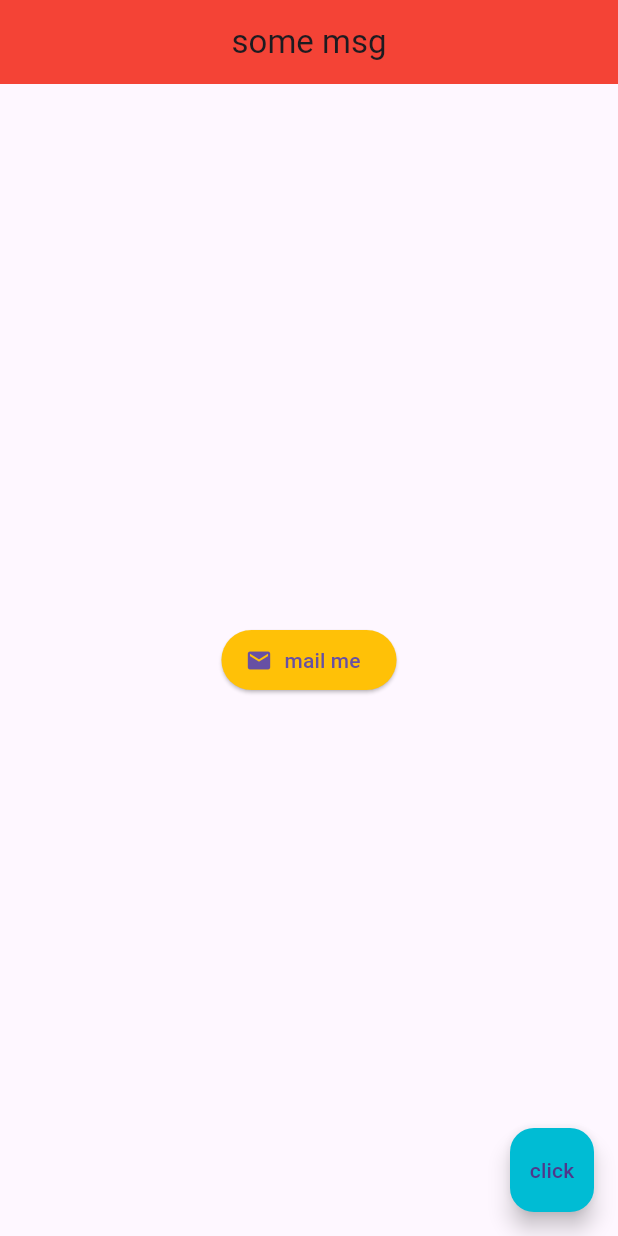
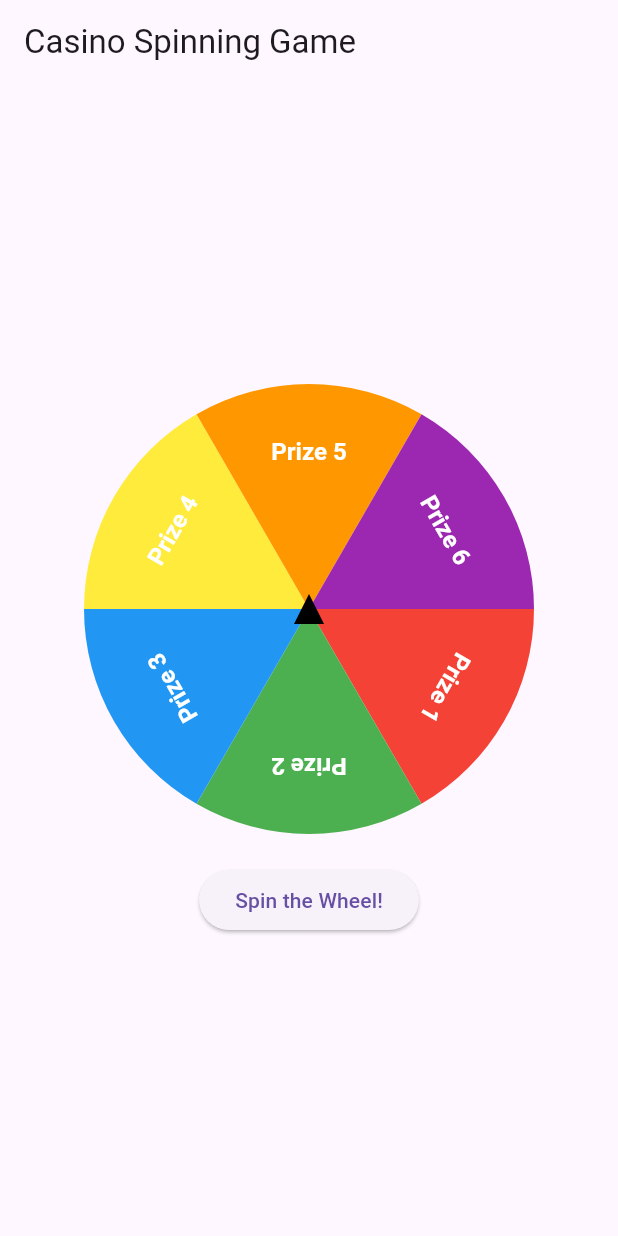
Before and after one commit to Prajwalgautam/SomeBooks, a Flutter app: the screen it shows after launch, on a phone screen of 412 x 824 dp. Run offline on Flutter 3.47's test engine with Material 3 defaults, Android fonts, the phone set to English and light mode, and no system bars.

Commit message:
casino game in flutter

```diff
--- a/lib/main.dart
+++ b/lib/main.dart
@@ -1,40 +1,228 @@
 import 'package:flutter/material.dart';
+import 'dart:math';
 
 void main() {
-  runApp(MaterialApp(
-    home: Home()
+  runApp(SpinningGame());
+}
 
-  ));
-}
-class Home extends StatelessWidget {
-  const Home({super.key});
-
+class SpinningGame extends StatelessWidget {
   @override
   Widget build(BuildContext context) {
-    return Scaffold(
-      appBar: AppBar(
-        title: Text('some msg'),
-        centerTitle: true,
-        backgroundColor: Colors.red,
-      ),
-      body: Center(
-        // child: Icon(
-        //   Icons.airport_shuttle
-        // )
-        child: ElevatedButton.icon(
-            onPressed: (){},
-            icon: Icon(Icons.mail),
-            label: Text("mail me"),
-            style: ElevatedButton.styleFrom(
-              backgroundColor : Colors.amber,
-            )
-        )
-      ),
-      floatingActionButton: FloatingActionButton(
-        onPressed: (){},
-        child: Text('click'),
-        backgroundColor: Colors.cyan,
+    return MaterialApp(
+      home: Scaffold(
+        appBar: AppBar(
+          title: Text('Casino Spinning Game'),
+        ),
+        body: SpinningWheel(),
       ),
     );
   }
 }
+
+class SpinningWheel extends StatefulWidget {
+  @override
+  _SpinningWheelState createState() => _SpinningWheelState();
+}
+
+class _SpinningWheelState extends State<SpinningWheel>
+    with SingleTickerProviderStateMixin {
+  late AnimationController _controller;
+  late Animation<double> _animation;
+  final List<String> prizes = [
+    'Prize 1',
+    'Prize 2',
+    'Prize 3',
+    'Prize 4',
+    'Prize 5',
+    'Prize 6'
+  ];
+  int selectedPrizeIndex = 0;
+
+  @override
+  void initState() {
+    super.initState();
+    _controller = AnimationController(
+      vsync: this,
+      duration: Duration(seconds: 5),
+    );
+
+    _animation = Tween<double>(begin: 0, end: 0).animate(
+      CurvedAnimation(
+        parent: _controller,
+        curve: Curves.fastLinearToSlowEaseIn,
+      ),
+    )..addListener(() {
+      setState(() {});
+    });
+
+    _controller.addStatusListener((status) {
+      if (status == AnimationStatus.completed) {
+        _showPrizeDialog(prizes[selectedPrizeIndex]);
+      }
+    });
+  }
+
+  void _spinWheel() {
+    setState(() {
+      selectedPrizeIndex = Random().nextInt(prizes.length);
+      double targetAngle = 2 * pi * 5 + // Spin around multiple times
+          (2 * pi * selectedPrizeIndex / prizes.length);
+
+      _controller.reset();
+      _animation = Tween<double>(
+        begin: _animation.value,
+        end: targetAngle,
+      ).animate(
+        CurvedAnimation(parent: _controller, curve: Curves.easeOut),
+      );
+
+      _controller.forward();
+    });
+  }
+
+  void _showPrizeDialog(String prize) {
+    showDialog(
+      context: context,
+      builder: (_) => AlertDialog(
+        title: Text("Congratulations!"),
+        content: Text("You won $prize!"),
+        actions: [
+          TextButton(
+            onPressed: () {
+              Navigator.of(context).pop();
+            },
+            child: Text("OK"),
+          ),
+        ],
+      ),
+    );
+  }
+
+  @override
+  void dispose() {
+    _controller.dispose();
+    super.dispose();
+  }
+
+  @override
+  Widget build(BuildContext context) {
+    return Center(
+      child: Column(
+        mainAxisAlignment: MainAxisAlignment.center,
+        children: [
+          Stack(
+            alignment: Alignment.center,
+            children: [
+              Transform.rotate(
+                angle: _animation.value,
+                child: CustomPaint(
+                  size: Size(300, 300),
+                  painter: WheelPainter(prizes),
+                ),
+              ),
+              Positioned(
+                child: CustomPaint(
+                  size: Size(20, 20),
+                  painter: TrianglePainter(color: Colors.black),
+                ),
+              ),
+            ],
+          ),
+          SizedBox(height: 20),
+          ElevatedButton(
+            onPressed: _spinWheel,
+            child: Text('Spin the Wheel!'),
+          ),
+        ],
+      ),
+    );
+  }
+}
+
+class WheelPainter extends CustomPainter {
+  final List<String> prizes;
+
+  WheelPainter(this.prizes);
+
+  @override
+  void paint(Canvas canvas, Size size) {
+    final paint = Paint()..style = PaintingStyle.fill;
+    final textPainter = TextPainter(
+      textAlign: TextAlign.center,
+      textDirection: TextDirection.ltr,
+    );
+    final double sweepAngle = 2 * pi / prizes.length;
+    final double radius = size.width / 2;
+
+    final List<Color> segmentColors = [
+      Colors.red,
+      Colors.green,
+      Colors.blue,
+      Colors.yellow,
+      Colors.orange,
+      Colors.purple,
+    ];
+
+    for (int i = 0; i < prizes.length; i++) {
+      paint.color = segmentColors[i % segmentColors.length];
+      canvas.drawArc(
+        Rect.fromCircle(center: Offset(radius, radius), radius: radius),
+        i * sweepAngle,
+        sweepAngle,
+        true,
+        paint,
+      );
+
+      final textSpan = TextSpan(
+        text: prizes[i],
+        style: TextStyle(
+          color: Colors.white,
+          fontSize: 16,
+          fontWeight: FontWeight.bold,
+        ),
+      );
+      textPainter.text = textSpan;
+      textPainter.layout();
+
+      final angle = i * sweepAngle + sweepAngle / 2;
+      final textOffset = Offset(
+        radius + radius * 0.7 * cos(angle),
+        radius + radius * 0.7 * sin(angle),
+      );
+
+      canvas.save();
+      canvas.translate(textOffset.dx, textOffset.dy);
+      canvas.rotate(angle + pi / 2);
+      textPainter.paint(
+          canvas, Offset(-textPainter.width / 2, -textPainter.height / 2));
+      canvas.restore();
+    }
+  }
+
+  @override
+  bool shouldRepaint(covariant CustomPainter oldDelegate) {
+    return false;
+  }
+}
+
+class TrianglePainter extends CustomPainter {
+  final Color color;
+
+  TrianglePainter({required this.color});
+
+  @override
+  void paint(Canvas canvas, Size size) {
+    final paint = Paint()..color = color;
+    final path = Path()
+      ..moveTo(size.width / 2, 0)
+      ..lineTo(0, size.height)
+      ..lineTo(size.width, size.height)
+      ..close();
+    canvas.drawPath(path, paint);
+  }
+
+  @override
+  bool shouldRepaint(covariant CustomPainter oldDelegate) {
+    return false;
+  }
+}
```
Also changed, not shown: 1 other file.
